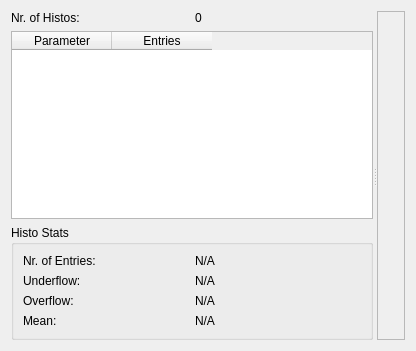
First picture: the form in muondetector-gui-1.0.2/src/main/histogramdataform.ui, repository liukai-tech/muondetector, before the edit.
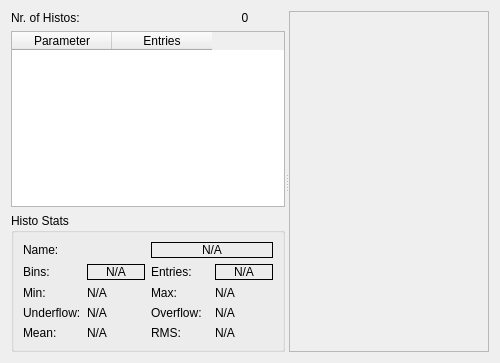
Second picture: the form after the edit. Custom widgets are drawn as their Qt base class.

Commit message: improved display of histograms: added unit for histograms; implemented autoscale for geo histos

Diff of the .ui file:
```diff
--- a/muondetector-gui-1.0.2/src/main/histogramdataform.ui
+++ b/muondetector-gui-1.0.2/src/main/histogramdataform.ui
@@ -6,8 +6,8 @@
    <rect>
     <x>0</x>
     <y>0</y>
-    <width>416</width>
-    <height>351</height>
+    <width>500</width>
+    <height>363</height>
    </rect>
   </property>
   <property name="windowTitle">
@@ -32,9 +32,18 @@
          </item>
          <item>
           <widget class="QLabel" name="nrHistosLabel">
+           <property name="maximumSize">
+            <size>
+             <width>80</width>
+             <height>16777215</height>
+            </size>
+           </property>
            <property name="text">
             <string>0</string>
            </property>
+           <property name="alignment">
+            <set>Qt::AlignCenter</set>
+           </property>
           </widget>
          </item>
         </layout>
@@ -75,24 +84,124 @@
          </property>
          <layout class="QGridLayout" name="gridLayout_2">
           <item row="0" column="0">
+           <layout class="QHBoxLayout" name="horizontalLayout_10">
+            <item>
+             <widget class="QLabel" name="label_8">
+              <property name="text">
+               <string>Name:</string>
+              </property>
+             </widget>
+            </item>
+            <item>
+             <widget class="QLabel" name="histoNameLabel">
+              <property name="frameShape">
+               <enum>QFrame::Box</enum>
+              </property>
+              <property name="text">
+               <string>N/A</string>
+              </property>
+              <property name="alignment">
+               <set>Qt::AlignCenter</set>
+              </property>
+             </widget>
+            </item>
+           </layout>
+          </item>
+          <item row="1" column="0">
+           <layout class="QHBoxLayout" name="horizontalLayout_8">
+            <item>
+             <layout class="QHBoxLayout" name="horizontalLayout_7">
+              <item>
+               <widget class="QLabel" name="label_7">
+                <property name="text">
+                 <string>Bins:</string>
+                </property>
+               </widget>
+              </item>
+              <item>
+               <widget class="QLabel" name="nrBinsLabel">
+                <property name="frameShape">
+                 <enum>QFrame::Box</enum>
+                </property>
+                <property name="text">
+                 <string>N/A</string>
+                </property>
+                <property name="alignment">
+                 <set>Qt::AlignCenter</set>
+                </property>
+               </widget>
+              </item>
+             </layout>
+            </item>
+            <item>
            <layout class="QHBoxLayout" name="horizontalLayout_2">
             <item>
              <widget class="QLabel" name="label_2">
               <property name="text">
-               <string>Nr. of Entries:</string>
+                 <string>Entries:</string>
               </property>
              </widget>
             </item>
             <item>
              <widget class="QLabel" name="nrEntriesLabel">
+                <property name="frameShape">
+                 <enum>QFrame::Box</enum>
+                </property>
               <property name="text">
                <string>N/A</string>
               </property>
+                <property name="alignment">
+                 <set>Qt::AlignCenter</set>
+                </property>
              </widget>
             </item>
            </layout>
           </item>
-          <item row="1" column="0">
+           </layout>
+          </item>
+          <item row="2" column="0">
+           <layout class="QHBoxLayout" name="horizontalLayout_12">
+            <item>
+             <layout class="QHBoxLayout" name="horizontalLayout_13">
+              <item>
+               <widget class="QLabel" name="label_9">
+                <property name="text">
+                 <string>Min:</string>
+                </property>
+               </widget>
+              </item>
+              <item>
+               <widget class="QLabel" name="minLabel">
+                <property name="text">
+                 <string>N/A</string>
+                </property>
+               </widget>
+              </item>
+             </layout>
+            </item>
+            <item>
+             <layout class="QHBoxLayout" name="horizontalLayout_14">
+              <item>
+               <widget class="QLabel" name="label_10">
+                <property name="text">
+                 <string>Max:</string>
+                </property>
+               </widget>
+              </item>
+              <item>
+               <widget class="QLabel" name="maxLabel">
+                <property name="text">
+                 <string>N/A</string>
+                </property>
+               </widget>
+              </item>
+             </layout>
+            </item>
+           </layout>
+          </item>
+          <item row="3" column="0">
+           <layout class="QHBoxLayout" name="horizontalLayout_9">
+            <item>
            <layout class="QHBoxLayout" name="horizontalLayout_3">
             <item>
              <widget class="QLabel" name="label_3">
@@ -110,7 +219,7 @@
             </item>
            </layout>
           </item>
-          <item row="2" column="0">
+            <item>
            <layout class="QHBoxLayout" name="horizontalLayout_4">
             <item>
              <widget class="QLabel" name="label_4">
@@ -128,7 +237,11 @@
             </item>
            </layout>
           </item>
-          <item row="3" column="0">
+           </layout>
+          </item>
+          <item row="4" column="0">
+           <layout class="QHBoxLayout" name="horizontalLayout_11">
+            <item>
            <layout class="QHBoxLayout" name="horizontalLayout_5">
             <item>
              <widget class="QLabel" name="label_5">
@@ -146,6 +259,26 @@
             </item>
            </layout>
           </item>
+            <item>
+             <layout class="QHBoxLayout" name="horizontalLayout_6">
+              <item>
+               <widget class="QLabel" name="label_6">
+                <property name="text">
+                 <string>RMS:</string>
+                </property>
+               </widget>
+              </item>
+              <item>
+               <widget class="QLabel" name="rmsLabel">
+                <property name="text">
+                 <string>N/A</string>
+                </property>
+               </widget>
+              </item>
+             </layout>
+            </item>
+           </layout>
+          </item>
          </layout>
         </widget>
        </item>
@@ -158,6 +291,12 @@
         <verstretch>0</verstretch>
        </sizepolicy>
       </property>
+      <property name="minimumSize">
+       <size>
+        <width>200</width>
+        <height>0</height>
+       </size>
+      </property>
       <property name="frameShape">
        <enum>QFrame::StyledPanel</enum>
       </property>
```
Lines whose indentation alone changed are shown as unchanged. The commit also changes 5 other files.
